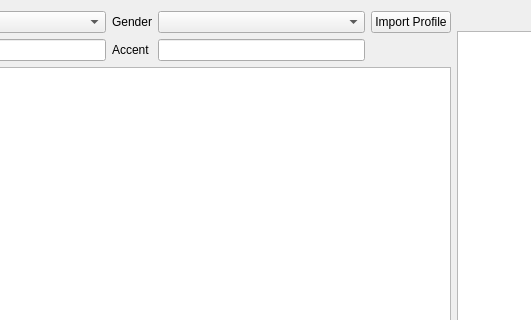
The window that src/ui/opened_project_frame.ui (tud-zih-energy/voice-annotation-tool) describes before a commit, drawn with Qt 5; both pictures show x 164 to 695 and y 0 to 320 of the 1235 by 740 pixel window.
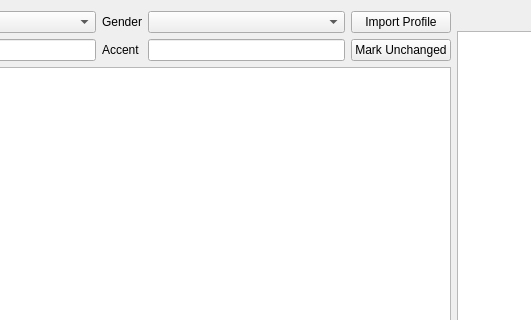
The same window after the commit. Icons and pictures are not drawn.

Commit message:
Add button to mark annotations as not modified
Fixes #7

Diff of the .ui file:
```diff
--- a/src/ui/opened_project_frame.ui
+++ b/src/ui/opened_project_frame.ui
@@ -132,6 +132,16 @@
          </property>
         </widget>
        </item>
+       <item row="1" column="4">
+        <widget class="QPushButton" name="markUnchangedButton">
+         <property name="toolTip">
+          <string>Marks the selected annotations as not modified, removing the green higlight.</string>
+         </property>
+         <property name="text">
+          <string>Mark Unchanged</string>
+         </property>
+        </widget>
+       </item>
       </layout>
      </item>
      <item>
```
Left out of the diff: 29 changed lines with no effect on the pictures. The commit also changes 4 other files.
